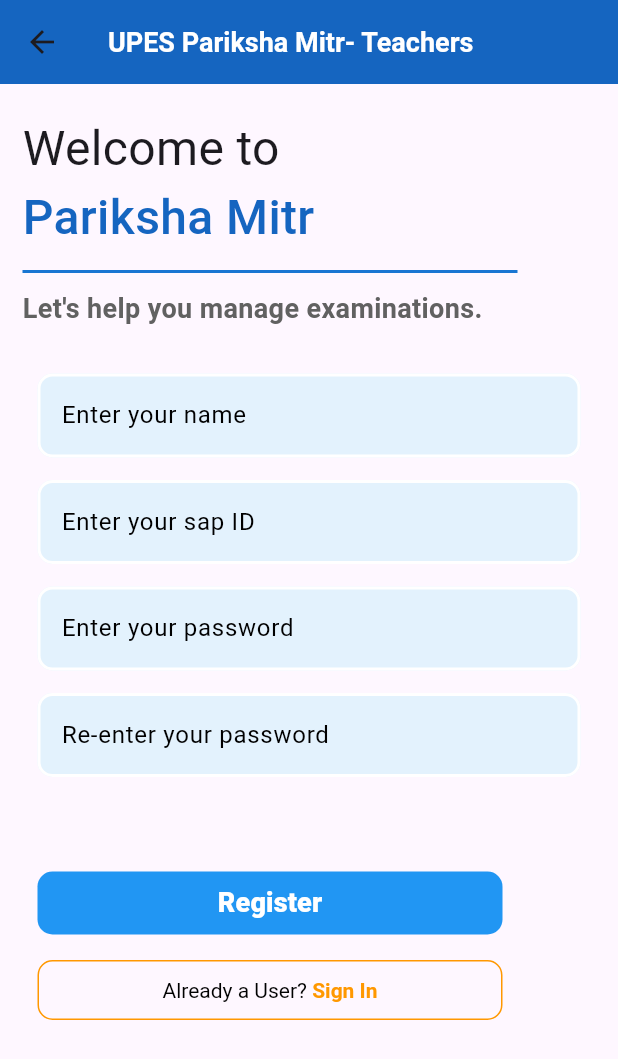
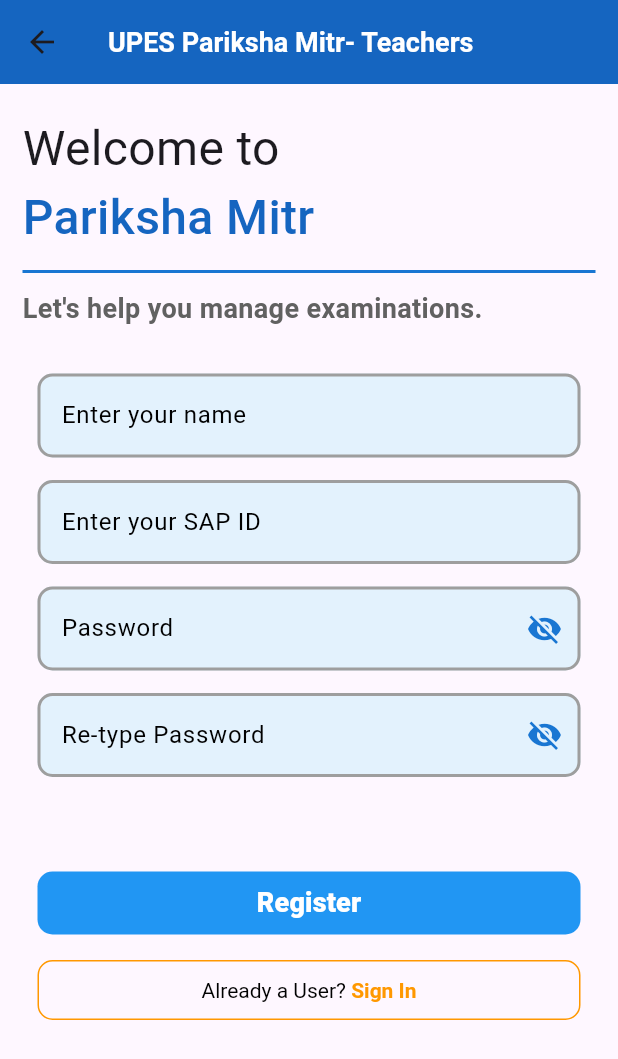
Before and after one commit to aniruddh622003/upes_parikshamitr_teacher_frontend, a Flutter app: the LoginPage screen opened directly, on a phone screen of 412 x 824 dp. Shown: the top 1059 px of the screen. Run offline on Flutter 3.47's test engine with Material 3 defaults, Android fonts, the phone set to English and light mode, and no system bars; our stand-ins replace carousel_slider, flutter_svg; missing offline and left inert: qr_code_scanner.

Commit message:
Fixed page routing across pages, password field to hide input by default (with a show button)

```diff
--- /dev/null
+++ b/lib/pages/config.dart
@@ -0,0 +1 @@
+bool isSignedIn = false;
--- /dev/null
+++ b/lib/pages/custom_text_field.dart
@@ -0,0 +1,26 @@
+import 'package:flutter/material.dart';
+
+class CustomTextField extends StatelessWidget {
+  final String label;
+  const CustomTextField({Key? key, required this.label}) : super(key: key);
+
+  @override
+  Widget build(BuildContext context) {
+    return TextField(
+      decoration: InputDecoration(
+        labelText: label,
+        labelStyle: const TextStyle(color: Colors.black),
+        enabledBorder: OutlineInputBorder(
+          borderSide: const BorderSide(color: Colors.grey, width: 2.0),
+          borderRadius: BorderRadius.circular(10.0),
+        ),
+        focusedBorder: OutlineInputBorder(
+          borderSide: const BorderSide(color: Colors.blue, width: 2.0),
+          borderRadius: BorderRadius.circular(10.0),
+        ),
+        filled: true,
+        fillColor: Colors.blue[50],
+      ),
+    );
+  }
+}
--- a/lib/pages/loginPage.dart
+++ b/lib/pages/loginPage.dart
@@ -1,11 +1,16 @@
 import 'package:flutter/material.dart';
+import 'package:upes_parikshamitr_teacher_frontend/pages/dashboard.dart';
+import 'package:upes_parikshamitr_teacher_frontend/pages/password_field.dart';
+import 'package:upes_parikshamitr_teacher_frontend/pages/signIn.dart';
+import 'package:upes_parikshamitr_teacher_frontend/pages/custom_text_field.dart';
 
 class LoginPage extends StatelessWidget {
+  const LoginPage({super.key});
   @override
   Widget build(BuildContext context) {
     return Scaffold(
       appBar: AppBar(
-        title: Text(
+        title: const Text(
           'UPES Pariksha Mitr- Teachers',
           style: TextStyle(
             fontSize: 18.0,
@@ -15,10 +20,10 @@
         ),
         backgroundColor: Colors.blue[800],
       ),
-      body: Column(
-        crossAxisAlignment: CrossAxisAlignment.start,
+      body: ListView(
+        // crossAxisAlignment: CrossAxisAlignment.start,
         children: [
-          Padding(
+          const Padding(
             padding: EdgeInsets.fromLTRB(15, 20, 17, 0),
             child: Text(
               "Welcome to",
@@ -28,7 +33,7 @@
             ),
           ),
           Padding(
-            padding: EdgeInsets.fromLTRB(15, 0, 17, 12),
+            padding: const EdgeInsets.fromLTRB(15, 0, 17, 12),
             child: Text(
               "Pariksha Mitr",
               style: TextStyle(
@@ -41,10 +46,10 @@
             height: 2,
             width: 330,
             color: Colors.blue[700],
-            margin: EdgeInsets.symmetric(horizontal: 15),
+            margin: const EdgeInsets.symmetric(horizontal: 15),
           ),
           Padding(
-            padding: EdgeInsets.fromLTRB(15, 11, 16, 30),
+            padding: const EdgeInsets.fromLTRB(15, 11, 16, 30),
             child: Text(
               "Let's help you manage examinations.",
               style: TextStyle(
@@ -54,34 +59,39 @@
               ),
             ),
           ),
-          Padding(
+          const Padding(
             padding: EdgeInsets.fromLTRB(25, 0, 25, 15),
             child: CustomTextField(label: 'Enter your name'),
           ),
-          Padding(
+          const Padding(
             padding: EdgeInsets.fromLTRB(25, 0, 25, 15),
-            child: CustomTextField(label: 'Enter your sap ID'),
+            child: CustomTextField(label: 'Enter your SAP ID'),
+          ),
+          const Padding(
+            padding: EdgeInsets.fromLTRB(25, 0, 25, 15),
+            child: PasswordField(label: 'Password'),
+          ),
+          const Padding(
+            padding: EdgeInsets.fromLTRB(25, 0, 25, 0),
+            child: PasswordField(label: 'Re-type Password'),
           ),
           Padding(
-            padding: EdgeInsets.fromLTRB(25, 0, 25, 15),
-            child: CustomTextField(label: 'Enter your password'),
-          ),
-          Padding(
-            padding: EdgeInsets.fromLTRB(25, 0, 25, 0),
-            child: CustomTextField(label: 'Re-enter your password'),
-          ),
-          Padding(
-              padding: EdgeInsets.fromLTRB(25, 60, 25, 10),
+              padding: const EdgeInsets.fromLTRB(25, 60, 25, 10),
               child: TextButton(
                 style: TextButton.styleFrom(
-                  minimumSize: Size(310, 40),
+                  minimumSize: const Size(310, 40),
                   backgroundColor: Colors.blue,
                   shape: RoundedRectangleBorder(
                     borderRadius: BorderRadius.circular(10.0),
                   ),
                 ),
-                onPressed: () {},
-                child: Text(
+                onPressed: () {
+                  Navigator.pop(context);
+                  Navigator.pop(context);
+                  Navigator.push(context,
+                      MaterialPageRoute(builder: (context) => Dashboard()));
+                },
+                child: const Text(
                   'Register',
                   style: TextStyle(
                       color: Colors.white,
@@ -90,21 +100,25 @@
                 ),
               )),
           Padding(
-            padding: EdgeInsets.fromLTRB(25, 0, 25, 30),
+            padding: const EdgeInsets.fromLTRB(25, 0, 25, 30),
             child: TextButton(
               style: TextButton.styleFrom(
-                minimumSize: Size(310, 40),
+                minimumSize: const Size(310, 40),
                 shape: RoundedRectangleBorder(
                   borderRadius: BorderRadius.circular(10.0),
-                  side: BorderSide(
+                  side: const BorderSide(
                     color: Colors.orange,
                     width: 1.0,
                   ),
                 ),
               ),
-              onPressed: () {},
+              onPressed: () {
+                Navigator.pop(context);
+                Navigator.push(context,
+                    MaterialPageRoute(builder: (context) => const SignIn()));
+              },
               child: RichText(
-                text: TextSpan(
+                text: const TextSpan(
                   style: TextStyle(
                     color: Colors.black,
                     fontSize: 14,
@@ -126,30 +140,3 @@
     );
   }
 }
-
-class CustomTextField extends StatelessWidget {
-  final String label;
-
-  const CustomTextField({Key? key, required this.label}) : super(key: key);
-
-  @override
-  Widget build(BuildContext context) {
-    return TextField(
-      style: TextStyle(color: Colors.black),
-      decoration: InputDecoration(
-        labelText: label,
-        labelStyle: TextStyle(color: Colors.black),
-        enabledBorder: OutlineInputBorder(
-          borderSide: BorderSide(color: Colors.white, width: 2.0),
-          borderRadius: BorderRadius.circular(10.0),
-        ),
-        focusedBorder: OutlineInputBorder(
-          borderSide: BorderSide(color: Colors.blue, width: 2.0),
-          borderRadius: BorderRadius.circular(10.0),
-        ),
-        filled: true,
-        fillColor: Colors.blue[50],
-      ),
-    );
-  }
-}
--- /dev/null
+++ b/lib/pages/password_field.dart
@@ -0,0 +1,46 @@
+import 'package:flutter/material.dart';
+
+class PasswordField extends StatefulWidget {
+  final String label;
+  const PasswordField({super.key, required this.label});
+  @override
+  _PasswordFieldState createState() => _PasswordFieldState();
+}
+
+class _PasswordFieldState extends State<PasswordField> {
+  bool _obscureText = true;
+
+  @override
+  Widget build(BuildContext context) {
+    return TextField(
+      obscureText: _obscureText,
+      decoration: InputDecoration(
+        labelStyle: const TextStyle(color: Colors.black),
+        enabledBorder: OutlineInputBorder(
+          borderSide: const BorderSide(color: Colors.grey, width: 2.0),
+          borderRadius: BorderRadius.circular(10.0),
+        ),
+        focusedBorder: OutlineInputBorder(
+          borderSide: const BorderSide(color: Colors.blue, width: 2.0),
+          borderRadius: BorderRadius.circular(10.0),
+        ),
+        filled: true,
+        fillColor: Colors.blue[50],
+        labelText: widget.label,
+        suffixIcon: IconButton(
+          icon: Icon(
+            // Based on passwordVisible state choose the icon
+            _obscureText ? Icons.visibility_off : Icons.visibility,
+            color: Theme.of(context).primaryColorDark,
+          ),
+          onPressed: () {
+            // Update the state i.e. toogle the state of passwordVisible variable
+            setState(() {
+              _obscureText = !_obscureText;
+            });
+          },
+        ),
+      ),
+    );
+  }
+}
```
Also changed, not shown: lib/main.dart (+6 -6 lines), lib/pages/homeActivity.dart (+17 -11 lines), lib/pages/signIn.dart (+34 -46 lines).
